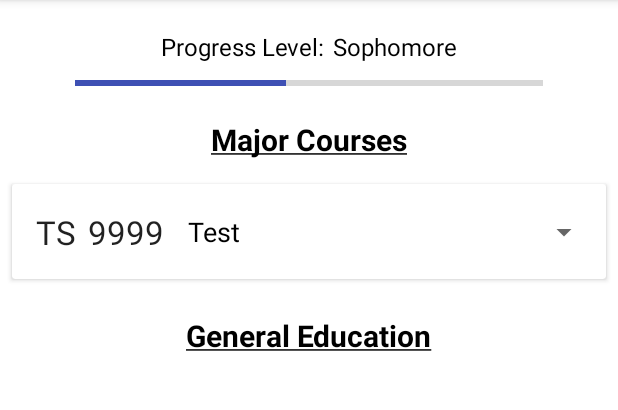
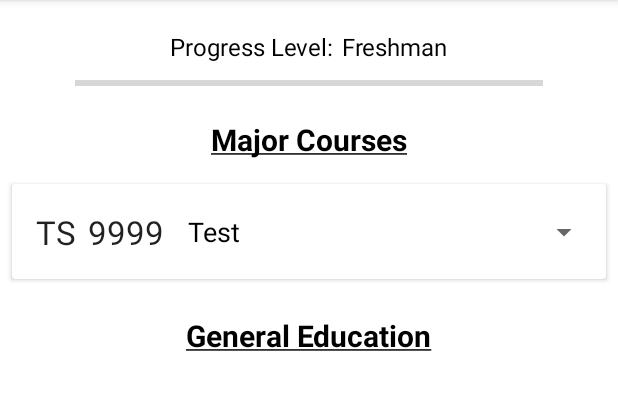
Before and after one commit to backpack5689/mydegreehelper, an Android app: the HomeFragment screen opened directly, with no data from a screen before it, on a phone screen of 412 x 824 dp, the part 84-494 px from its top. Run offline under Robolectric (Android 15) with nearby library versions, the phone set to English and light mode, and no system bars; network calls fail; 1 statement that could not run was skipped.

Commit message:
Display progress from BluePrint

```diff
--- a/app/src/main/java/com/CENAA/mydegreehelper/HomeFragment.java
+++ b/app/src/main/java/com/CENAA/mydegreehelper/HomeFragment.java
@@ -5,6 +5,8 @@ import android.util.Log;
 import android.view.LayoutInflater;
 import android.view.View;
 import android.view.ViewGroup;
+import android.widget.ProgressBar;
+import android.widget.TextView;
 
 import androidx.annotation.NonNull;
 import androidx.annotation.Nullable;
@@ -26,6 +28,9 @@ public class HomeFragment extends Fragment {
     StateManager stateManager;
     Blueprint state;
 
+    ProgressBar progressBar;
+    TextView progressTitle;
+
     RecyclerView majorCourses, generalCourses;
     RecyclerAdapter majorAdapter, generalAdapter;
 
@@ -36,12 +41,34 @@ public class HomeFragment extends Fragment {
     public View onCreateView(@NonNull LayoutInflater inflater, @Nullable ViewGroup container, @Nullable Bundle savedInstanceState) {
         View view = inflater.inflate(R.layout.fragment_home, container, false);
         stateManager = ((BPstate)getActivity().getApplicationContext()).getStateManager();
+        state = stateManager.getState();
 
         majorCourseList = new ArrayList<Course>();
         generalCourseList = new ArrayList<Course>();
 
         majorCourses = view.findViewById(R.id.majorCourses);
         generalCourses = view.findViewById(R.id.generalCourses);
+
+        // Set progressbar visuals
+        progressBar = view.findViewById(R.id.progressBar);
+        double progressDbl = Math.floor((double) state.creditsCompleted / (double) state.totalCredits * 100);
+        int progress = (int) progressDbl;
+        progressBar.setProgress(progress);
+
+        // Set progress title
+        progressTitle = view.findViewById(R.id.progressTitle);
+        if (progress >= 75) {
+            progressTitle.setText(R.string.progress_senior);
+        } else if (progress >= 50) {
+            progressTitle.setText(R.string.progress_junior);
+        } else if (progress >= 25) {
+            progressTitle.setText(R.string.progress_sophomore);
+        } else {
+            progressTitle.setText(R.string.progress_freshman);
+        }
+
+
+        Log.i("Progress", String.valueOf(progress));
 
         initData();
         initRecyclerView();
--- a/app/src/main/res/layout/fragment_home.xml
+++ b/app/src/main/res/layout/fragment_home.xml
@@ -35,7 +35,7 @@
                     android:id="@+id/progressTitle"
                     android:layout_width="wrap_content"
                     android:layout_height="wrap_content"
-                    android:text="@string/progress_sophomore"
+                    android:text="@string/progress_freshman"
                     android:textColor="@color/black"
                     android:textSize="16sp" />
             </LinearLayout>
@@ -48,7 +48,7 @@
                 android:layout_below="@+id/progressText"
                 android:layout_marginHorizontal="50dp"
                 android:layout_marginTop="5dp"
-                android:progress="45"
+                android:progress="0"
                 android:progressTint="@color/main"
                 tools:targetApi="lollipop" />
 
```
